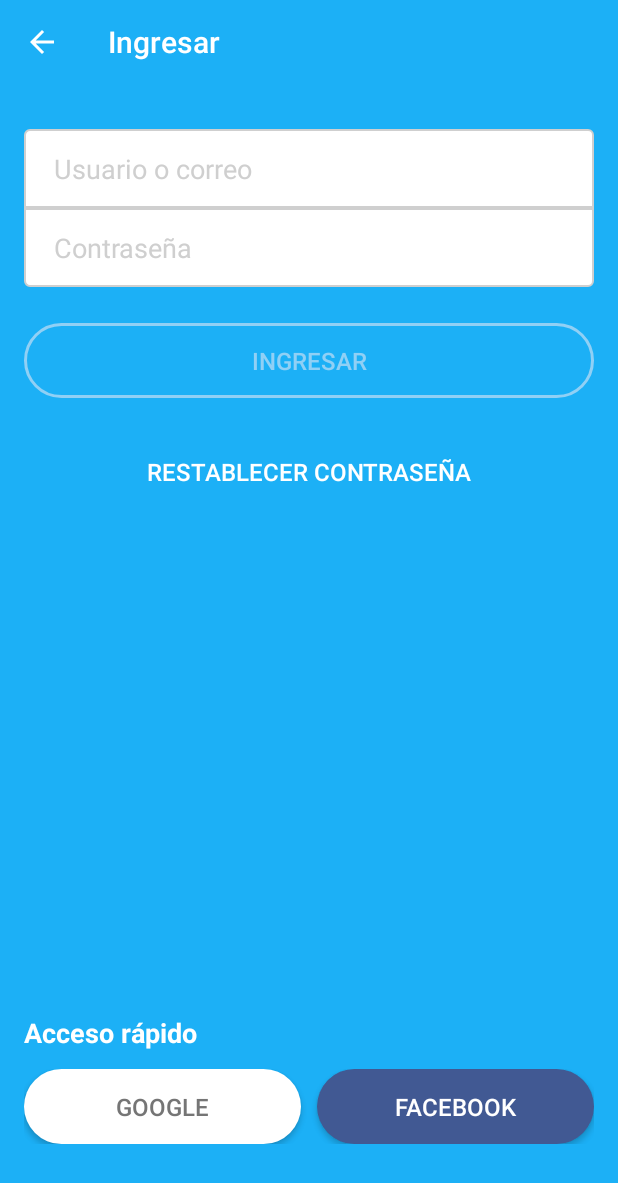
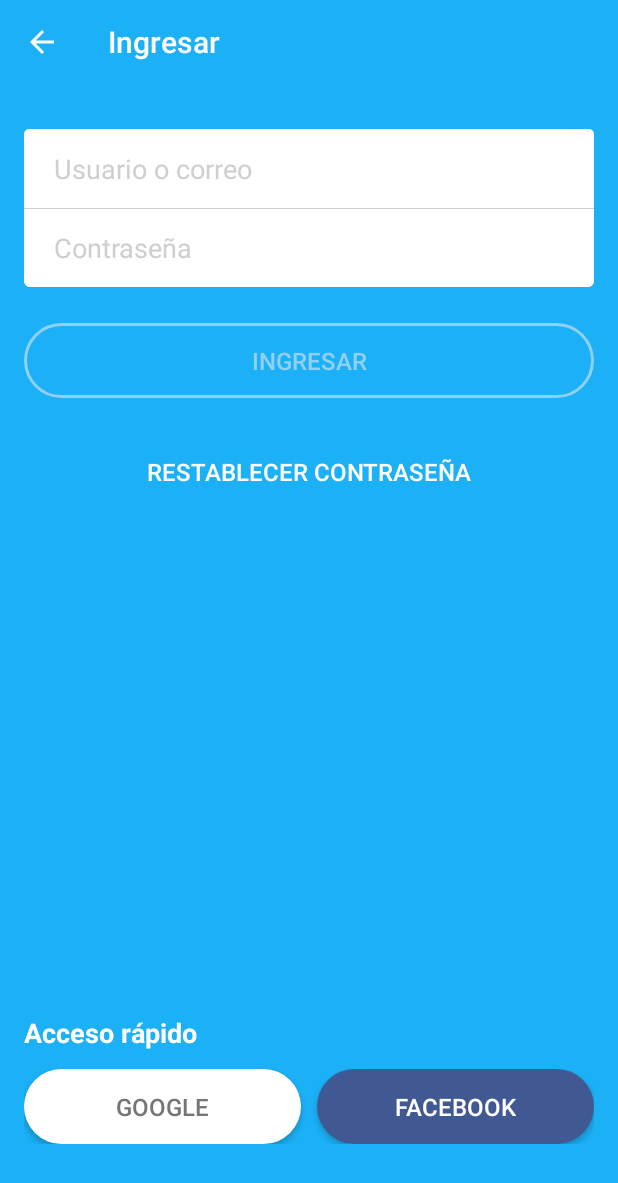
Before and after one commit to sdanerib/myduolingo_android_basics, an Android app: the LoginActivity screen opened directly, with no data from a screen before it, on a phone screen of 412 x 824 dp. Shown: the top 1183 px of the screen. Run offline under Robolectric (Android 15) with nearby library versions, the phone set to English and light mode, and no system bars; 1 statement that could not run was skipped.

Commit message:
fix style inputs sign in

```diff
--- a/app/src/main/res/drawable/shape_txt_rounded_border_bottom.xml
+++ b/app/src/main/res/drawable/shape_txt_rounded_border_bottom.xml
@@ -1,12 +1,26 @@
 <?xml version="1.0" encoding="utf-8"?>
-<shape xmlns:android="http://schemas.android.com/apk/res/android"
-    android:shape="rectangle"
-    android:state_pressed="true">
+<layer-list xmlns:android="http://schemas.android.com/apk/res/android">
+    <item>
+        <shape android:shape="rectangle">
+            <corners
+                android:bottomRightRadius="3dp"
+                android:bottomLeftRadius="3dp" />
+            <stroke
+                android:width="1dp"
+                android:color="@color/cloudStrong" />
+            <solid android:color="@color/creme" />
+        </shape>
+    </item>
 
-    <solid android:color="@color/creme"></solid>
-    <corners
-        android:bottomRightRadius="3dp"
-        android:bottomLeftRadius="3dp" />
-    <stroke android:color="@color/cloudStrong" android:width="1dp"></stroke>
+    <item android:top="1dp">
+        <shape android:shape="rectangle">
+            <corners
+                android:bottomRightRadius="3dp"
+                android:bottomLeftRadius="3dp" />
+            <stroke
+                android:width="1dp"
+                android:color="@color/creme" />
+        </shape>
+    </item>
 
-</shape>
+</layer-list>
--- a/app/src/main/res/drawable/shape_txt_rounded_border_top.xml
+++ b/app/src/main/res/drawable/shape_txt_rounded_border_top.xml
@@ -7,6 +7,5 @@
     <corners
         android:topLeftRadius="3dp"
         android:topRightRadius="3dp" />
-    <stroke android:color="@color/cloudStrong" android:width="1dp"></stroke>
 
 </shape>
```
